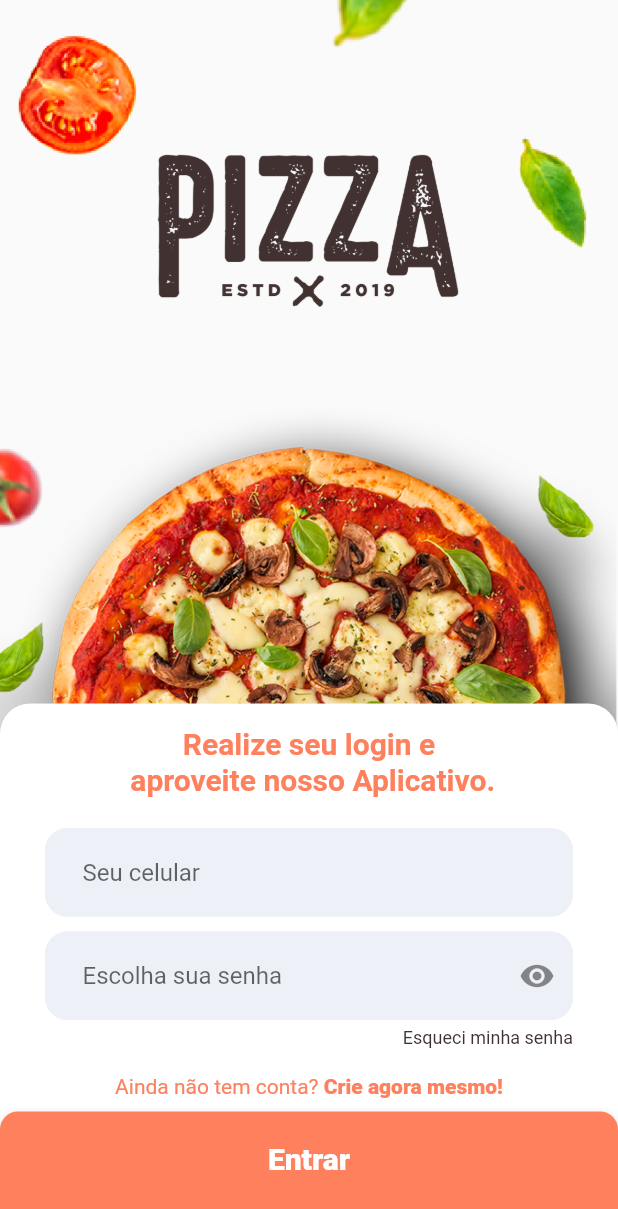
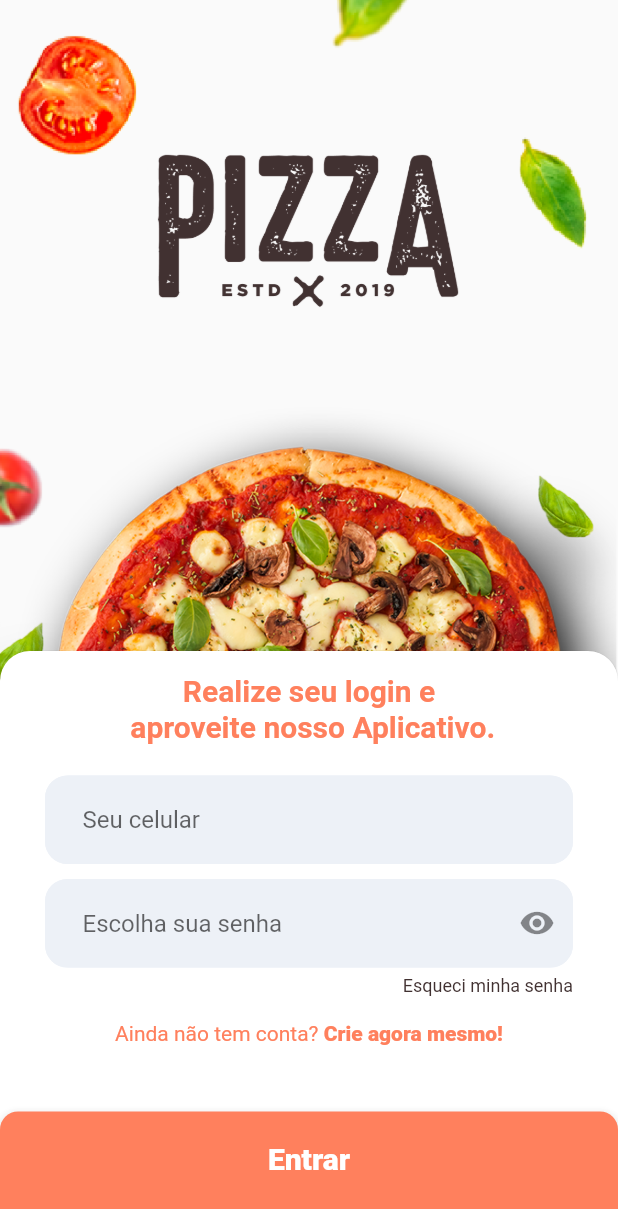
Before and after one commit to gama-devs/WhiteLabel-Mobile, a Flutter app: the Password screen opened directly, after a tap on the "arrow back ios" icon, on a phone screen of 412 x 824 dp. Shown: the top 1209 px of the screen. Run offline on Flutter 3.47's test engine with Material 2 defaults, Android fonts, the phone set to English and light mode, and no system bars; our stand-ins replace carousel_slider, conditional_builder, flutter_spinkit, flutter_svg, mask_text_input_formatter, shared_preferences; accounts and stored records are empty.

Commit message:
novas correçoes

```diff
--- a/whitelabel/lib/src/pages/Login/login.dart
+++ b/whitelabel/lib/src/pages/Login/login.dart
@@ -19,7 +19,7 @@ TextEditingController celInputController = new TextEditingController();
 TextEditingController passwordInputController = new TextEditingController();
 TextEditingController nameInputController = new TextEditingController();
 var maskFormatter = new MaskTextInputFormatter(
-    mask: '#####-####', filter: {"#": RegExp(r'[0-9]')});
+    mask: '(##)#####-####', filter: {"#": RegExp(r'[0-9]')});
 
 class _LoginState extends State<Login> {
   final formKey = new GlobalKey<FormState>();
@@ -113,6 +113,7 @@ class _LoginState extends State<Login> {
 
     TextFormField celInput = TextFormField(
       controller: celInputController,
+      keyboardType: TextInputType.number,
       inputFormatters: [maskFormatter],
       validator: (value) => value.isEmpty ? 'Digite seu celular' : null,
       decoration: InputDecoration(
@@ -198,7 +199,7 @@ class _LoginState extends State<Login> {
             style: TextStyle(
                 color: Color(0xFFFF805D),
                 fontSize: 14,
-                fontWeight: FontWeight.w900),
+                fontWeight: FontWeight.w800),
           ),
         ],
       ),
@@ -579,9 +580,9 @@ class _LoginState extends State<Login> {
                         height: loginFail
                             ? 250
                             : isLogin
-                                ? 355
+                                ? 390
                                 : MediaQuery.of(context).viewInsets.bottom == 0
-                                    ? 475
+                                    ? 500
                                     : 550,
                         curve: Curves.easeInOutBack,
                         child: loginFail
--- a/whitelabel/lib/src/pages/Onboarding/Onboarding.dart
+++ b/whitelabel/lib/src/pages/Onboarding/Onboarding.dart
@@ -102,7 +102,7 @@ class _OnboardingState extends State<Onboarding> {
     ;
 
     final nextButton = Material(
-      borderRadius: BorderRadius.circular(10.0),
+      borderRadius: BorderRadius.circular(12.0),
       color: Color(0xFFFF805D),
       child: Padding(
           padding: EdgeInsets.only(left: 20, right: 20),
```
Also changed, not shown: whitelabel/lib/src/pages/CEP/cep.dart (+10 -5 lines), whitelabel/lib/src/pages/CEP/search.dart (+19 -9 lines).
